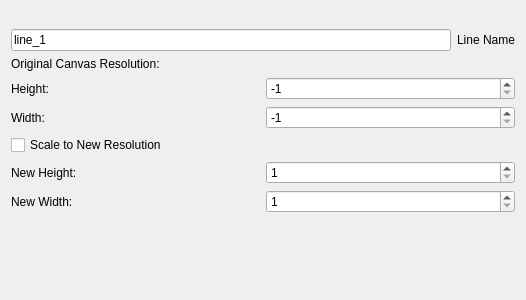
Before: the Qt Designer form src/WhiskerToolbox/Loading_Widgets/LineLoaderWidget/Line_Loader_Widget.ui in paulmthompson/WhiskerToolbox, drawn with Qt 5.
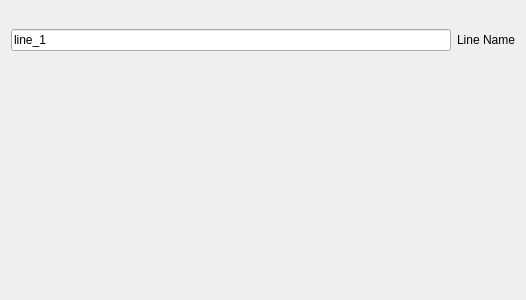
After: the same form once the commit is applied. Custom widgets are drawn as their Qt base class.

Commit message: create scaling widget that is re-usable

Diff of the .ui file:
```diff
--- a/src/WhiskerToolbox/Loading_Widgets/LineLoaderWidget/Line_Loader_Widget.ui
+++ b/src/WhiskerToolbox/Loading_Widgets/LineLoaderWidget/Line_Loader_Widget.ui
@@ -43,107 +43,10 @@
        </item>
       </layout>
      </item>
-     <item>
-      <layout class="QVBoxLayout" name="verticalLayout_3">
-       <item>
-        <widget class="QLabel" name="label_2">
-         <property name="text">
-          <string>Original Canvas Resolution:</string>
-         </property>
-        </widget>
-       </item>
-       <item>
-        <layout class="QGridLayout" name="gridLayout">
-         <item row="0" column="0">
-          <widget class="QLabel" name="label_3">
-           <property name="text">
-            <string>Height:</string>
-           </property>
-          </widget>
-         </item>
-         <item row="1" column="0">
-          <widget class="QLabel" name="label_4">
-           <property name="text">
-            <string>Width:</string>
-           </property>
-          </widget>
-         </item>
-         <item row="1" column="1">
-          <widget class="QSpinBox" name="original_width_spin">
-           <property name="minimum">
-            <number>-1</number>
-           </property>
-           <property name="maximum">
-            <number>10000</number>
-           </property>
-           <property name="value">
-            <number>-1</number>
-           </property>
-          </widget>
-         </item>
-         <item row="0" column="1">
-          <widget class="QSpinBox" name="original_height_spin">
-           <property name="minimum">
-            <number>-1</number>
-           </property>
-           <property name="maximum">
-            <number>10000</number>
-           </property>
-           <property name="value">
-            <number>-1</number>
-           </property>
-          </widget>
-         </item>
-        </layout>
-       </item>
-      </layout>
-     </item>
     </layout>
    </item>
    <item>
-    <layout class="QGridLayout" name="gridLayout_2">
-     <item row="1" column="0">
-      <widget class="QLabel" name="label_5">
-       <property name="text">
-        <string>New Height:</string>
-       </property>
-      </widget>
-     </item>
-     <item row="0" column="0">
-      <widget class="QCheckBox" name="enable_image_scaling">
-       <property name="text">
-        <string>Scale to New Resolution</string>
-       </property>
-      </widget>
-     </item>
-     <item row="1" column="1">
-      <widget class="QSpinBox" name="scaled_height_spin">
-       <property name="minimum">
-        <number>1</number>
-       </property>
-       <property name="maximum">
-        <number>10000</number>
-       </property>
-      </widget>
-     </item>
-     <item row="2" column="1">
-      <widget class="QSpinBox" name="scaled_width_spin">
-       <property name="minimum">
-        <number>1</number>
-       </property>
-       <property name="maximum">
-        <number>10000</number>
-       </property>
-      </widget>
-     </item>
-     <item row="2" column="0">
-      <widget class="QLabel" name="label_6">
-       <property name="text">
-        <string>New Width:</string>
-       </property>
-      </widget>
-     </item>
-    </layout>
+    <widget class="Scaling_Widget" name="scaling_widget" native="true"/>
    </item>
    <item>
     <layout class="QVBoxLayout" name="verticalLayout_4"/>
@@ -182,6 +85,12 @@
    <header>Loading_Widgets/LineLoaderWidget/LMDBLineLoader_Widget/LMDBLineLoader_Widget.hpp</header>
    <container>1</container>
   </customwidget>
+  <customwidget>
+   <class>Scaling_Widget</class>
+   <extends>QWidget</extends>
+   <header>Loading_Widgets/Scaling_Widget/Scaling_Widget.hpp</header>
+   <container>1</container>
+  </customwidget>
  </customwidgets>
  <resources/>
  <connections/>
```
The commit also changes 6 other files.
